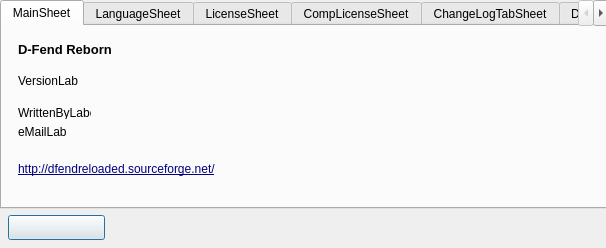
This is src/forms/InfoFormUnit.ui in Eldricos/D-Fend-Reborn as Qt 5 draws it before an edit. The edited form follows.
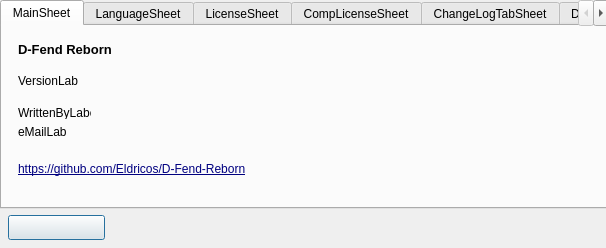
This is the edited form. Icons and pictures are not drawn. Custom widgets are drawn as their Qt base class.

The edit to the form file:
```diff
--- a/src/forms/InfoFormUnit.ui
+++ b/src/forms/InfoFormUnit.ui
@@ -76,7 +76,7 @@
             </font>
           </property>
           <property name="styleSheet"><string notr="true">#HomepageLabel { color: #000080; }</string></property>
-          <property name="text"><string>http://dfendreloaded.sourceforge.net/</string></property>
+          <property name="text"><string>https://github.com/Eldricos/D-Fend-Reborn</string></property>
           <property name="textFormat"><enum>Qt::PlainText</enum></property>
           <property name="alignment"><set>Qt::AlignLeft|Qt::AlignTop</set></property>
         </widget>
```
